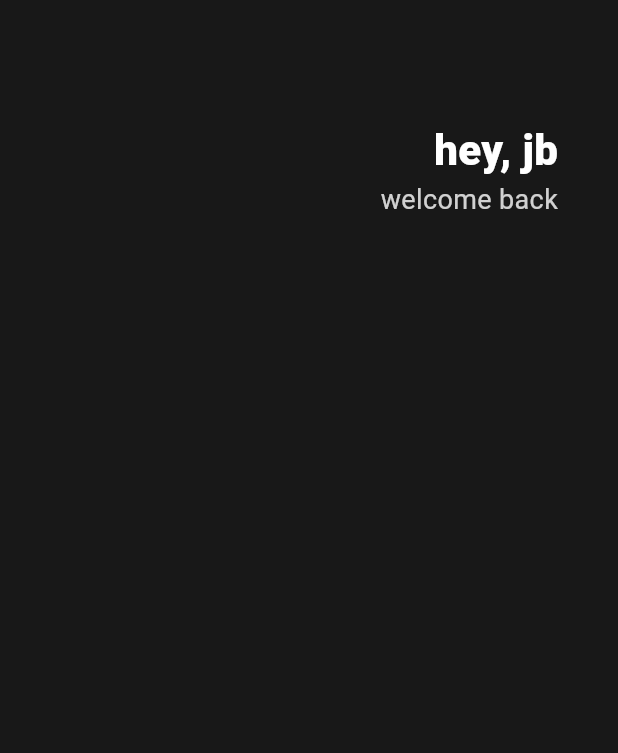
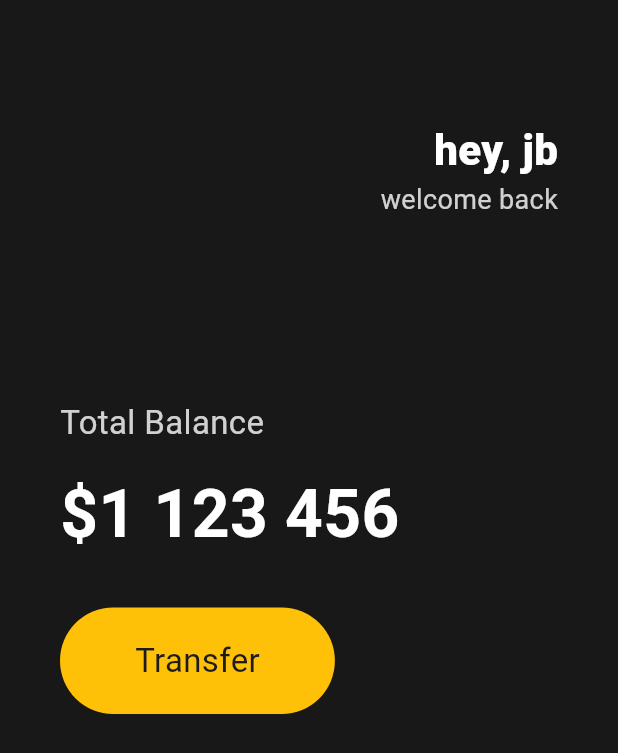
Before and after one commit to begong313/flutter_study_nomad, a Flutter app: the screen it shows after launch, on a phone screen of 412 x 824 dp. Shown: the top 753 px of the screen. Run offline on Flutter 3.47's test engine with Material 3 defaults, Android fonts, the phone set to English and light mode, and no system bars.

Commit message:
기본 생성자 사용 및 UI 요소 추가: const 키워드를 사용하여 성능 최적화, 총 잔액 및 이체 버튼 추가

```diff
--- a/analysis_options.yaml
+++ b/analysis_options.yaml
@@ -21,6 +21,7 @@ linter:
   # `// ignore_for_file: name_of_lint` syntax on the line or in the file
   # producing the lint.
   rules:
+    prefer_const_constructors: true
     # avoid_print: false  # Uncomment to disable the `avoid_print` rule
     # prefer_single_quotes: true  # Uncomment to enable the `prefer_single_quotes` rule
 # Additional information about this file can be found at
--- a/lib/main.dart
+++ b/lib/main.dart
@@ -1,27 +1,30 @@
 import 'package:flutter/material.dart';
 
 void main() {
-  runApp(App());
+  runApp(const App());
 }
 
 class App extends StatelessWidget {
+  const App({super.key});
+
   @override
   Widget build(BuildContext context) {
     return MaterialApp(
       home: Scaffold(
-        backgroundColor: Color(0xFF181818),
+        backgroundColor: const Color(0xFF181818),
         body: Padding(
-          padding: EdgeInsets.symmetric(horizontal: 40),
+          padding: const EdgeInsets.symmetric(horizontal: 40),
           child: Column(
+            crossAxisAlignment: CrossAxisAlignment.start,
             children: [
-              SizedBox(height: 80),
+              const SizedBox(height: 80),
               Row(
                 mainAxisAlignment: MainAxisAlignment.end,
                 children: [
                   Column(
                     crossAxisAlignment: CrossAxisAlignment.end,
                     children: [
-                      Text(
+                      const Text(
                         "hey, jb",
                         style: TextStyle(
                           color: Colors.white,
@@ -40,6 +43,41 @@ class App extends StatelessWidget {
                   ),
                 ],
               ),
+              const SizedBox(height: 120),
+              Text(
+                "Total Balance",
+                style: TextStyle(
+                  color: Colors.white.withValues(alpha: 0.8),
+                  fontSize: 22,
+                ),
+              ),
+              const SizedBox(height: 15),
+              const Text(
+                "\$1 123 456",
+                style: TextStyle(
+                  color: Colors.white,
+                  fontSize: 44,
+                  fontWeight: FontWeight.w600,
+                ),
+              ),
+              const SizedBox(height: 30),
+              Row(
+                children: [
+                  Container(
+                    decoration: BoxDecoration(
+                      color: Colors.amber,
+                      borderRadius: BorderRadius.circular(45),
+                    ),
+                    child: const Padding(
+                      padding: EdgeInsets.symmetric(
+                        vertical: 20,
+                        horizontal: 50,
+                      ),
+                      child: Text('Transfer', style: TextStyle(fontSize: 22)),
+                    ),
+                  ),
+                ],
+              ),
             ],
           ),
         ),
```
